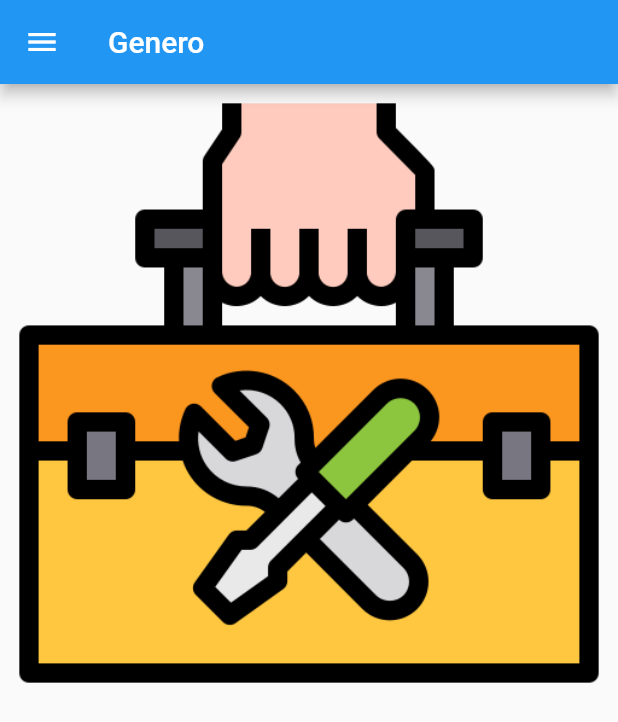
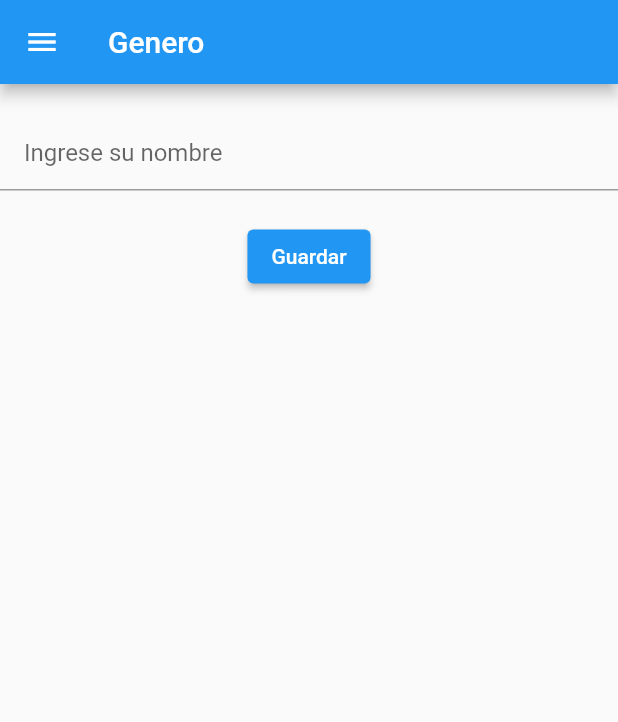
Before and after one commit to Stacy-btye/Tarea6, a Flutter app: the Genero screen opened by its route, on a phone screen of 412 x 824 dp. Shown: the top 722 px of the screen. Run offline on Flutter 3.47's test engine with Material 2 defaults, Android fonts, the phone set to English and light mode, and no system bars.

Commit message:
Genero
Genero con imagen

```diff
--- a/lib/genero.dart
+++ b/lib/genero.dart
@@ -1,15 +1,42 @@
+import 'dart:convert';
+import 'package:http/http.dart' as http;
+import 'package:flutter/material.dart';
 import 'package:tarea6/drawer.dart';
-import 'package:flutter/material.dart';
 
-class Genero extends StatelessWidget {
-  const Genero({super.key});
+class Genero extends StatefulWidget {
+  const Genero({Key? key});
 
   static const String routeName = '/genero';
 
+  @override
+  _GeneroState createState() => _GeneroState();
+}
+
+class _GeneroState extends State<Genero> {
+  final TextEditingController _nameController = TextEditingController();
+  String? _gender;
+  bool _isMale = false;
+  bool _isFemale = false;
+
+  @override
+  void dispose() {
+    _nameController.dispose();
+    super.dispose();
+  }
+
+  Future<void> _getGender(String name) async {
+    final response = await http.get(Uri.parse('https://api.genderize.io/?name=$name'));
+    final data = json.decode(response.body);
+    final gender = data['gender'];
+    setState(() {
+      _gender = gender;
+      _isMale = gender == 'male';
+      _isFemale = gender == 'female';
+    });
+  }
 
   @override
   Widget build(BuildContext context) {
-
     return Scaffold(
       appBar: AppBar(
         title: const Text("Genero"),
@@ -17,7 +44,39 @@ class Genero extends StatelessWidget {
       drawer: const DrawerMenu(),
       body: Column(
         children: [
-          Image.asset('assets/caja.png'),
+          const SizedBox(height: 20),
+          TextField(
+            controller: _nameController,
+            decoration: const InputDecoration(
+              hintText: 'Ingrese su nombre',
+              contentPadding: EdgeInsets.all(16),
+            ),
+          ),
+          const SizedBox(height: 20),
+          ElevatedButton(
+            onPressed: () {
+              _getGender(_nameController.text);
+            },
+            child: const Text('Guardar'),
+          ),
+          if (_gender != null) ...[
+            if (_isMale)
+              Row(
+                children: [
+                  Image.asset('assets/boy.jpg', width: 250),
+                  const SizedBox(width: 30),
+                  const Text('Usted es hombre'),
+                ],
+              ),
+            if (_isFemale)
+              Row(
+                children: [
+                  Image.asset('assets/girl.jpg', width: 250),
+                  const SizedBox(width: 30),
+                  const Text('Usted es mujer'),
+                ],
+              ),
+          ],
         ],
       ),
     );
--- a/pubspec.yaml
+++ b/pubspec.yaml
@@ -30,6 +30,7 @@ environment:
 dependencies:
   flutter:
     sdk: flutter
+  http: ^0.13.4
 
 
   # The following adds the Cupertino Icons font to your application.
@@ -40,6 +41,7 @@ dependencies:
 dev_dependencies:
   flutter_test:
     sdk: flutter
+
 
   # The "flutter_lints" package below contains a set of recommended lints to
   # encourage good coding practices. The lint set provided by the package is
```
Also changed, not shown: assets/boy.jpg (added), assets/girl.jpg (added), pubspec.lock.
